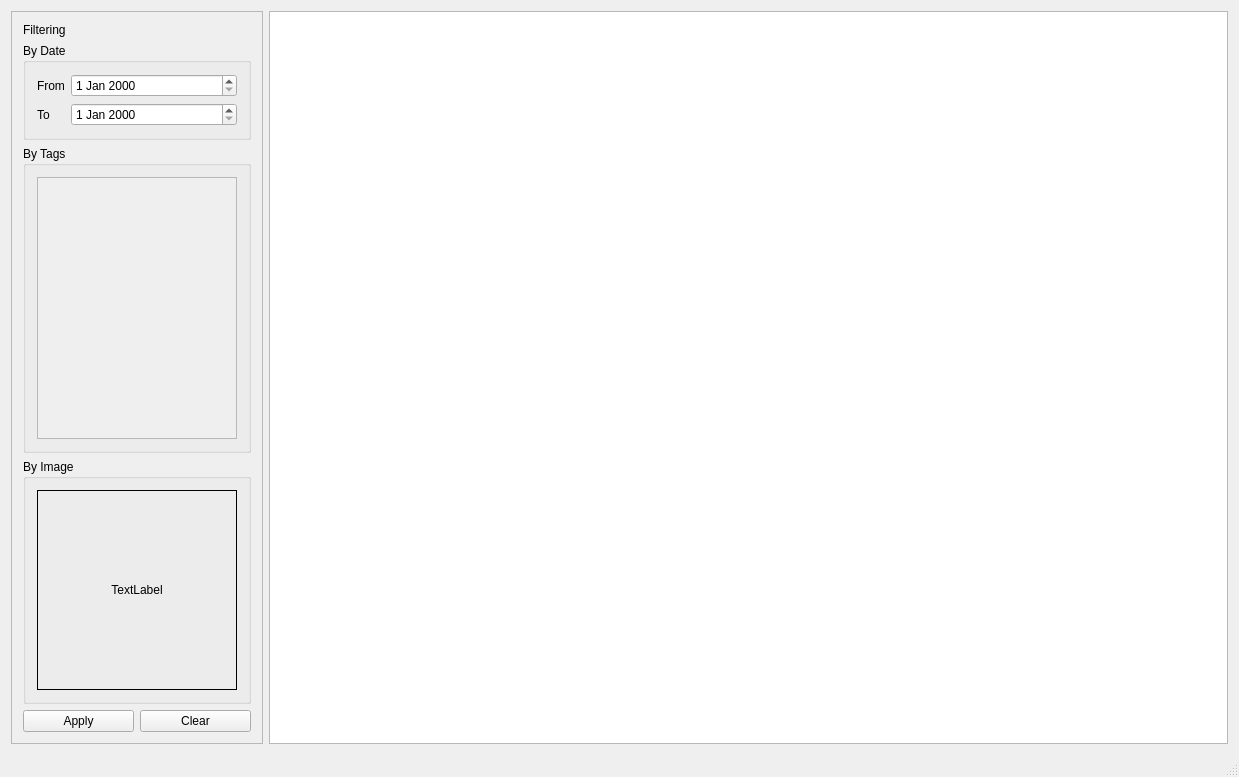
klesh/fu, file src/historywindow.ui: the form before one commit.
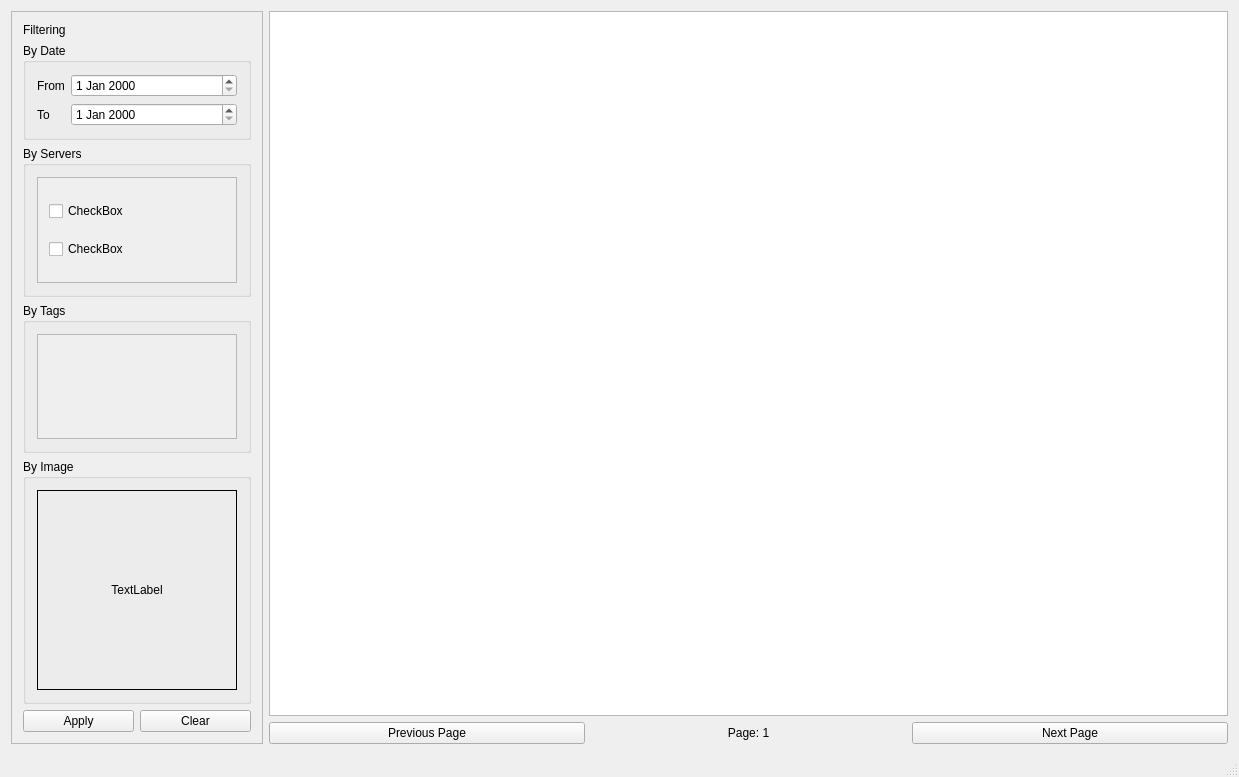
The form after the commit.

Commit message: [feature] add QTag component | history list general design

The edit to the form file:
```diff
--- a/src/historywindow.ui
+++ b/src/historywindow.ui
@@ -78,6 +78,48 @@
          </layout>
         </widget>
        </item>
+       <item>
+        <widget class="QGroupBox" name="groupBox">
+         <property name="title">
+          <string>By Servers</string>
+         </property>
+         <layout class="QHBoxLayout" name="horizontalLayout_6">
+          <item>
+           <widget class="QScrollArea" name="scrollArea_2">
+            <property name="widgetResizable">
+             <bool>true</bool>
+            </property>
+            <widget class="QWidget" name="scrollAreaWidgetContents">
+             <property name="geometry">
+              <rect>
+               <x>0</x>
+               <y>0</y>
+               <width>208</width>
+               <height>136</height>
+              </rect>
+             </property>
+             <layout class="QVBoxLayout" name="verticalLayout_3">
+              <item>
+               <widget class="QCheckBox" name="checkBox">
+                <property name="text">
+                 <string>CheckBox</string>
+                </property>
+               </widget>
+              </item>
+              <item>
+               <widget class="QCheckBox" name="checkBox_2">
+                <property name="text">
+                 <string>CheckBox</string>
+                </property>
+               </widget>
+              </item>
+             </layout>
+            </widget>
+           </widget>
+          </item>
+         </layout>
+        </widget>
+       </item>
        <item>
         <widget class="QGroupBox" name="grpTags">
          <property name="title">
@@ -95,7 +137,7 @@
                <x>0</x>
                <y>0</y>
                <width>208</width>
-               <height>312</height>
+               <height>136</height>
               </rect>
              </property>
             </widget>
@@ -160,17 +202,62 @@
      </widget>
     </item>
     <item>
-     <widget class="QListView" name="listView">
-      <property name="gridSize">
-       <size>
-        <width>100</width>
-        <height>100</height>
-       </size>
-      </property>
-      <property name="viewMode">
-       <enum>QListView::IconMode</enum>
-      </property>
-     </widget>
+     <layout class="QVBoxLayout" name="verticalLayout_2">
+      <item>
+       <widget class="QScrollArea" name="sclRecords2">
+        <property name="autoFillBackground">
+         <bool>false</bool>
+        </property>
+        <property name="styleSheet">
+         <string notr="true"/>
+        </property>
+        <property name="widgetResizable">
+         <bool>true</bool>
+        </property>
+        <widget class="QWidget" name="sclRecords">
+         <property name="geometry">
+          <rect>
+           <x>0</x>
+           <y>0</y>
+           <width>961</width>
+           <height>702</height>
+          </rect>
+         </property>
+         <property name="styleSheet">
+          <string notr="true">background: white</string>
+         </property>
+        </widget>
+       </widget>
+      </item>
+      <item>
+       <layout class="QHBoxLayout" name="horizontalLayout_5">
+        <item>
+         <widget class="QPushButton" name="pushButton_4">
+          <property name="text">
+           <string>Previous Page</string>
+          </property>
+         </widget>
+        </item>
+        <item>
+         <widget class="QLabel" name="label_5">
+          <property name="text">
+           <string>Page: 1</string>
+          </property>
+          <property name="alignment">
+           <set>Qt::AlignCenter</set>
+          </property>
+         </widget>
+        </item>
+        <item>
+         <widget class="QPushButton" name="pushButton_3">
+          <property name="text">
+           <string>Next Page</string>
+          </property>
+         </widget>
+        </item>
+       </layout>
+      </item>
+     </layout>
     </item>
    </layout>
   </widget>
```
The commit also changes 4 other files.
